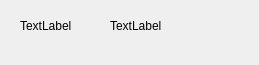
The window that groupitem.ui (supermanc88/WeiTalk) describes before a commit, drawn with Qt 5.
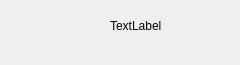
The same window after the commit. Icons and pictures are not drawn.

The edit to the form file:
```diff
--- a/groupitem.ui
+++ b/groupitem.ui
@@ -6,14 +6,14 @@
    <rect>
     <x>0</x>
     <y>0</y>
-    <width>259</width>
+    <width>240</width>
     <height>65</height>
    </rect>
   </property>
   <property name="minimumSize">
    <size>
-    <width>259</width>
-    <height>65</height>
+    <width>181</width>
+    <height>51</height>
    </size>
   </property>
   <property name="windowTitle">
@@ -23,13 +23,16 @@
    <property name="geometry">
     <rect>
      <x>20</x>
-     <y>20</y>
-     <width>54</width>
-     <height>12</height>
+     <y>14</y>
+     <width>51</width>
+     <height>41</height>
     </rect>
    </property>
+   <property name="styleSheet">
+    <string notr="true">image: url(:/images/DefGroupHeadPic.jpg);</string>
+   </property>
    <property name="text">
-    <string>TextLabel</string>
+    <string/>
    </property>
   </widget>
   <widget class="QLabel" name="label_2">
```
